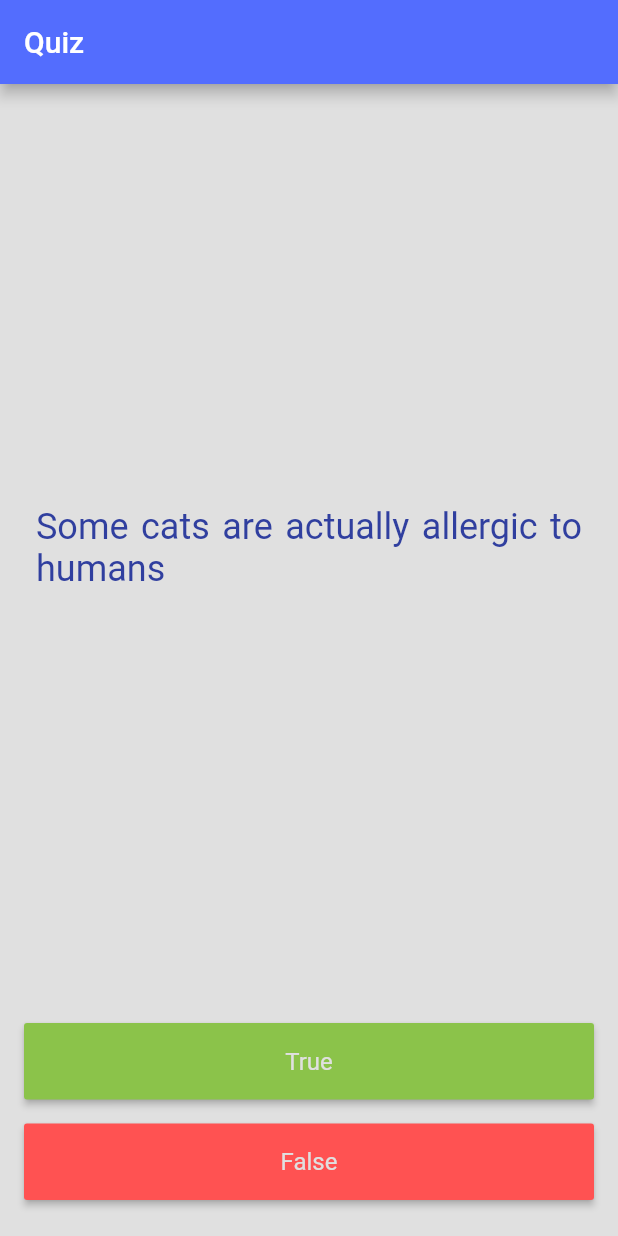
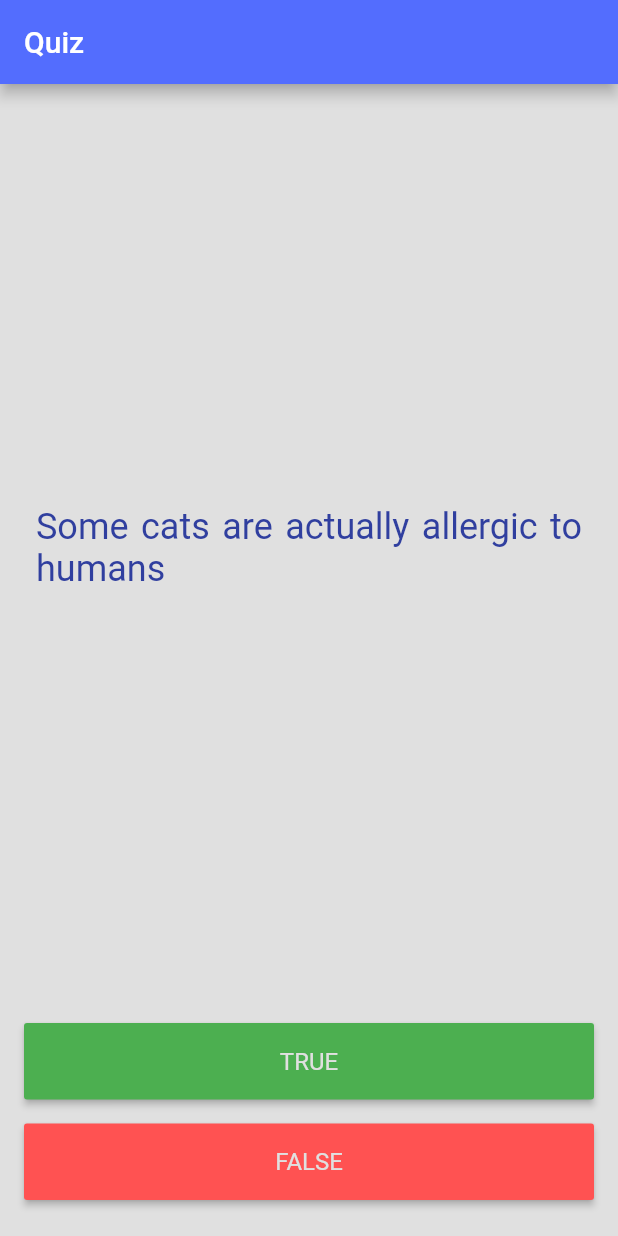
Before and after one commit to cicelcup/Learning_Flutter_Quiz_Game, a Flutter app: the screen it shows after launch, on a phone screen of 412 x 824 dp. Run offline on Flutter 3.47's test engine with Material 2 defaults, Android fonts, the phone set to English and light mode, and no system bars.

Commit message:
Refactoring the buttons

```diff
--- a/lib/main.dart
+++ b/lib/main.dart
@@ -59,6 +59,26 @@ class _QuizState extends State<Quiz> {
     widget.questionsBrain.showNextQuestion();
   }
 
+  Widget _createCustomButton(Color color, bool value) {
+    return Container(
+      margin: EdgeInsets.symmetric(vertical: 8.0, horizontal: 16.0),
+      child: RaisedButton(
+        color: color,
+        padding: EdgeInsets.symmetric(vertical: 16.0),
+        child: Text(
+          value.toString().toUpperCase(),
+          style: Theme.of(context)
+              .textTheme
+              .subtitle1
+              .copyWith(color: Colors.grey[300]),
+        ),
+        onPressed: () {
+          setState(() => checkAnswer(value));
+        },
+      ),
+    );
+  }
+
   @override
   Widget build(BuildContext context) {
     return Column(
@@ -81,45 +101,15 @@ class _QuizState extends State<Quiz> {
             ),
           ),
         ),
-        Container(
-          margin: EdgeInsets.symmetric(vertical: 8.0, horizontal: 16.0),
-          child: RaisedButton(
-            color: Colors.lightGreen,
-            padding: EdgeInsets.symmetric(vertical: 16.0),
-            child: Text(
-              "True",
-              style: Theme.of(context)
-                  .textTheme
-                  .subtitle1
-                  .copyWith(color: Colors.grey[300]),
-            ),
-            onPressed: () {
-              setState(() => checkAnswer(true));
-            },
-          ),
-        ),
-        Container(
-          margin: EdgeInsets.symmetric(vertical: 8.0, horizontal: 16.0),
-          child: RaisedButton(
-            color: Colors.redAccent,
-            padding: EdgeInsets.symmetric(vertical: 16.0),
-            child: Text("False",
-                style: Theme.of(context)
-                    .textTheme
-                    .subtitle1
-                    .copyWith(color: Colors.grey[300])),
-            onPressed: () {
-              setState(() => checkAnswer(false));
-            },
-          ),
-        ),
+        _createCustomButton(Colors.green, true),
+        _createCustomButton(Colors.redAccent, false),
         score.length != 0
             ? Container(
                 margin: EdgeInsets.only(
                     left: 16.0, bottom: 16.0, top: 8.0, right: 16.0),
                 child: Wrap(
                   alignment: WrapAlignment.start,
-                  spacing: 4.0,
+                  spacing: 8.0,
                   runSpacing: 8.0,
                   children: score,
                 ),
```
